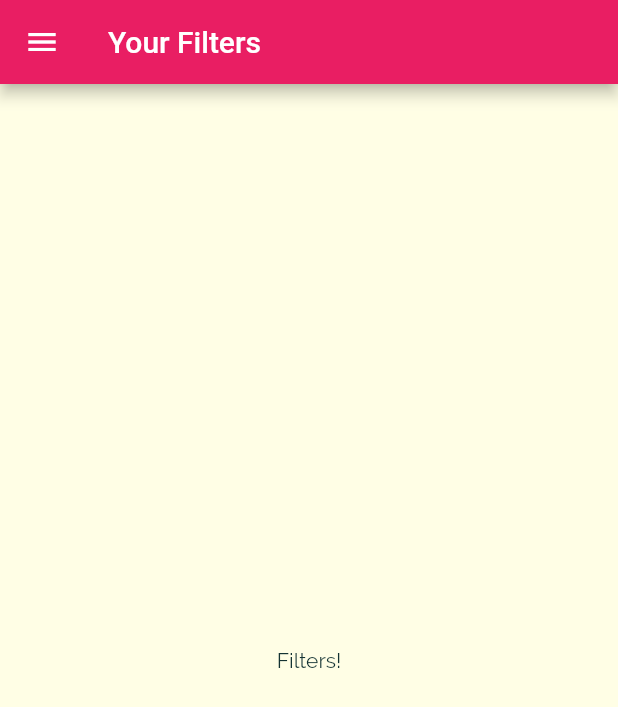
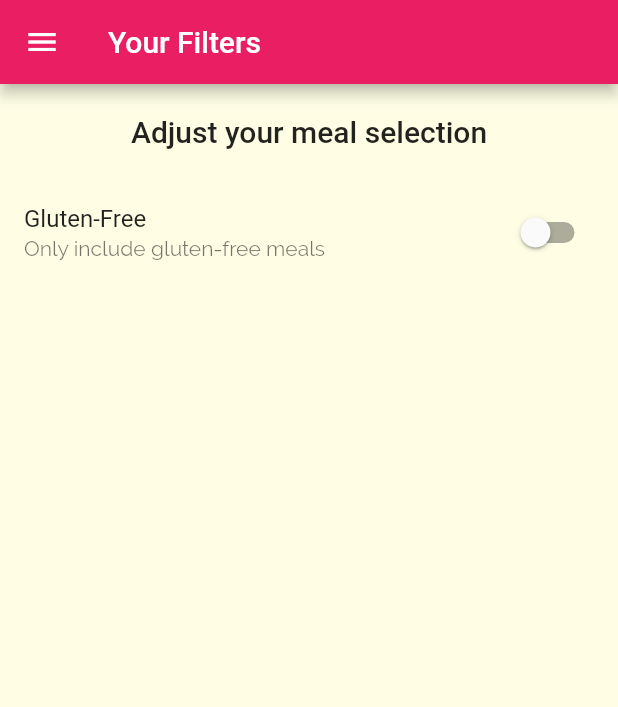
Before and after one commit to FARHADGULL/Food-Heart, a Flutter app: the FiltersScreen screen opened by its route, on a phone screen of 412 x 824 dp. Shown: the top 707 px of the screen. Run offline on Flutter 3.47's test engine with Material 2 defaults, Android fonts, the light colour scheme and no system bars.

Commit message:
Update filter_screen.dart

```diff
--- a/lib/screens/filter_screen.dart
+++ b/lib/screens/filter_screen.dart
@@ -1,20 +1,61 @@
 import 'package:flutter/material.dart';
 import 'package:food_heart/widgets/main_drrawer.dart';
 
-class FiltersScreen extends StatelessWidget {
+class FiltersScreen extends StatefulWidget {
   static const routeName = 'filters-screen';
   const FiltersScreen({super.key});
 
   @override
+  State<FiltersScreen> createState() => _FiltersScreenState();
+}
+
+class _FiltersScreenState extends State<FiltersScreen> {
+  var _isGlutenFree = false;
+  var _isLactoseFree = false;
+  var _isVegan = false;
+  var _isVegetarian = false;
+
+  Widget _buildSwitchListTile(String title, String description,
+      bool currentValue, Function updateValue) {
+    return SwitchListTile(
+      value: currentValue,
+      onChanged: (newValue) => updateValue(newValue),
+      title: Text(title),
+      subtitle: Text(description),
+    );
+  }
+
+  @override
   Widget build(BuildContext context) {
     return Scaffold(
-      appBar: AppBar(
-        title: const Text('Your Filters'),
-      ),
-      drawer: MainDrawer(),
-      body: Center(
-        child: Text('Filters!'),
-      ),
-    );
+        appBar: AppBar(
+          title: const Text('Your Filters'),
+        ),
+        drawer: MainDrawer(),
+        body: Column(
+          children: [
+            Container(
+              padding: EdgeInsets.all(20),
+              child: Center(
+                child: Text(
+                  'Adjust your meal selection',
+                  style: Theme.of(context).textTheme.titleLarge,
+                ),
+              ),
+            ),
+            Expanded(
+              child: ListView(
+                children: [
+                  _buildSwitchListTile('Gluten-Free',
+                      'Only include gluten-free meals', _isGlutenFree, (value) {
+                    setState(() {
+                      _isGlutenFree = value;
+                    });
+                  }),
+                ],
+              ),
+            )
+          ],
+        ));
   }
 }
```
